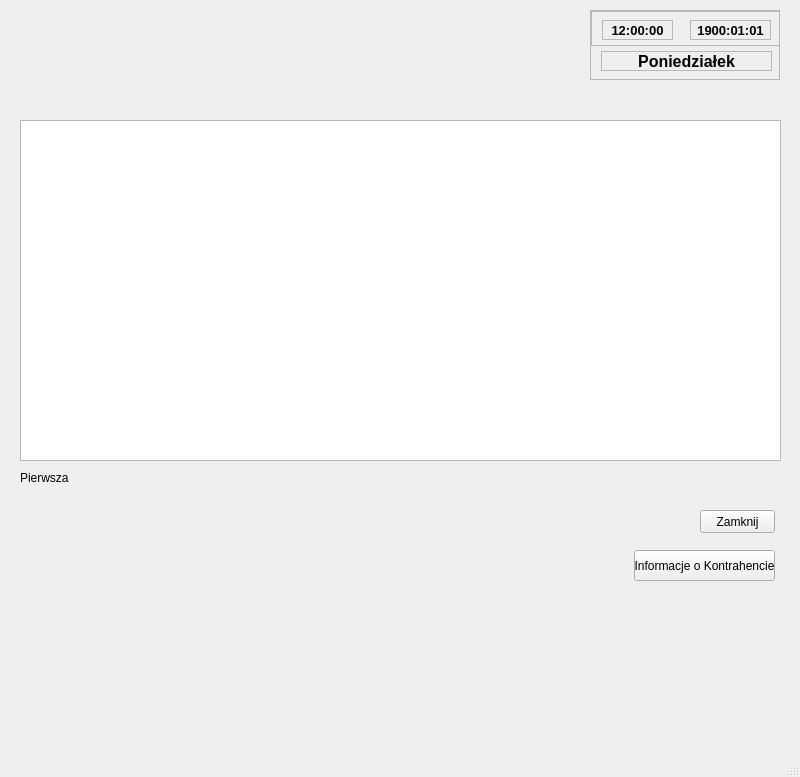
Qt form pierwsza.ui (Astropl/TestRamek) before a commit.
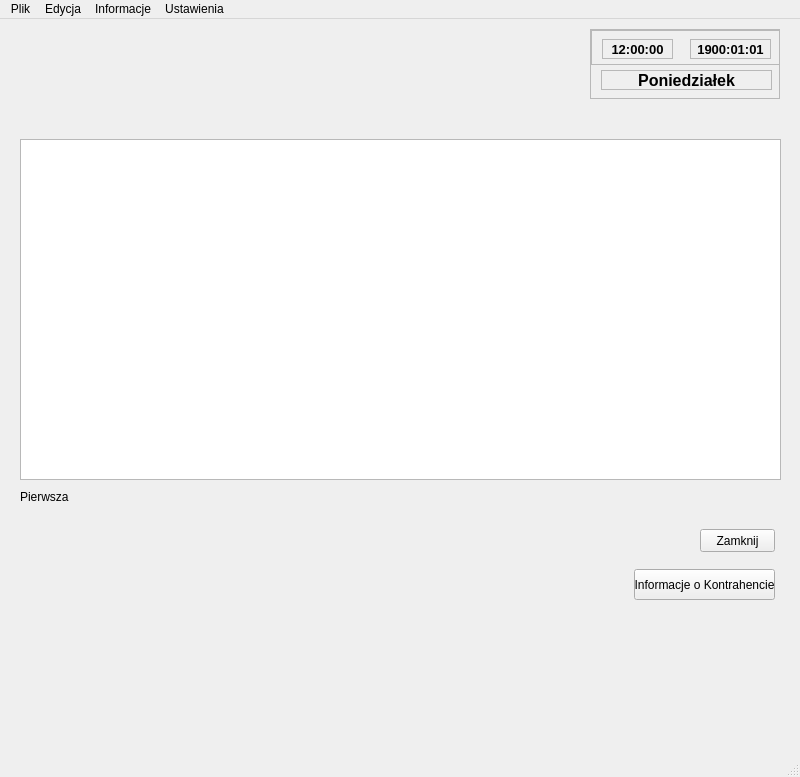
The same form after that commit.

Diff of the .ui file:
```diff
--- a/pierwsza.ui
+++ b/pierwsza.ui
@@ -223,6 +223,31 @@
      <height>21</height>
     </rect>
    </property>
+   <widget class="QMenu" name="menuPlik">
+    <property name="title">
+     <string>Plik</string>
+    </property>
+   </widget>
+   <widget class="QMenu" name="menuEdycja">
+    <property name="title">
+     <string>Edycja</string>
+    </property>
+   </widget>
+   <widget class="QMenu" name="menuInformacje">
+    <property name="title">
+     <string>Informacje</string>
+    </property>
+   </widget>
+   <widget class="QMenu" name="menuUstawienia">
+    <property name="title">
+     <string>Ustawienia</string>
+    </property>
+    <addaction name="actionOpcje"/>
+   </widget>
+   <addaction name="menuPlik"/>
+   <addaction name="menuEdycja"/>
+   <addaction name="menuInformacje"/>
+   <addaction name="menuUstawienia"/>
   </widget>
   <widget class="QStatusBar" name="statusbar"/>
  </widget>
```
Left out of the diff: 5 changed lines with no effect on the pictures.
